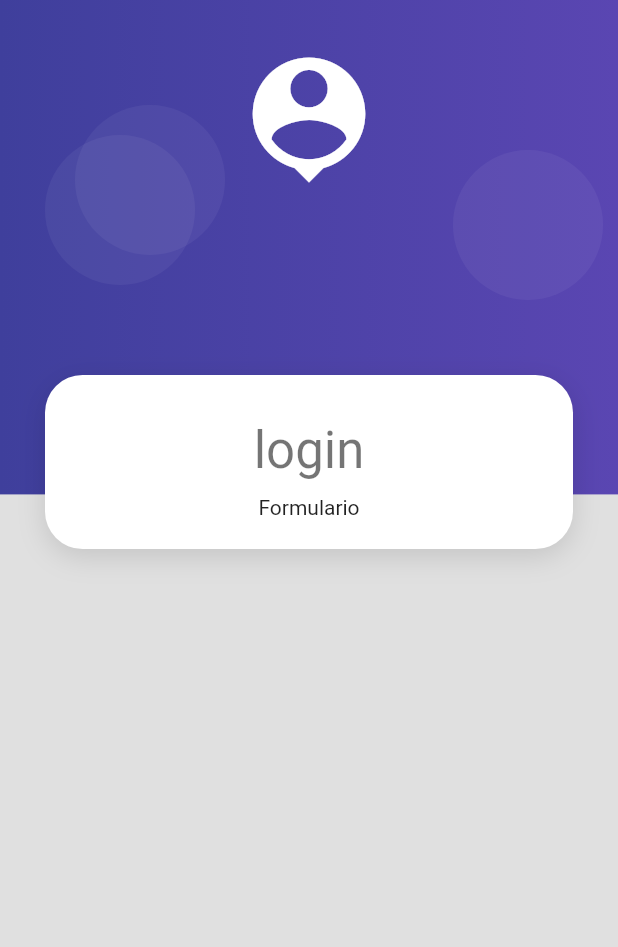
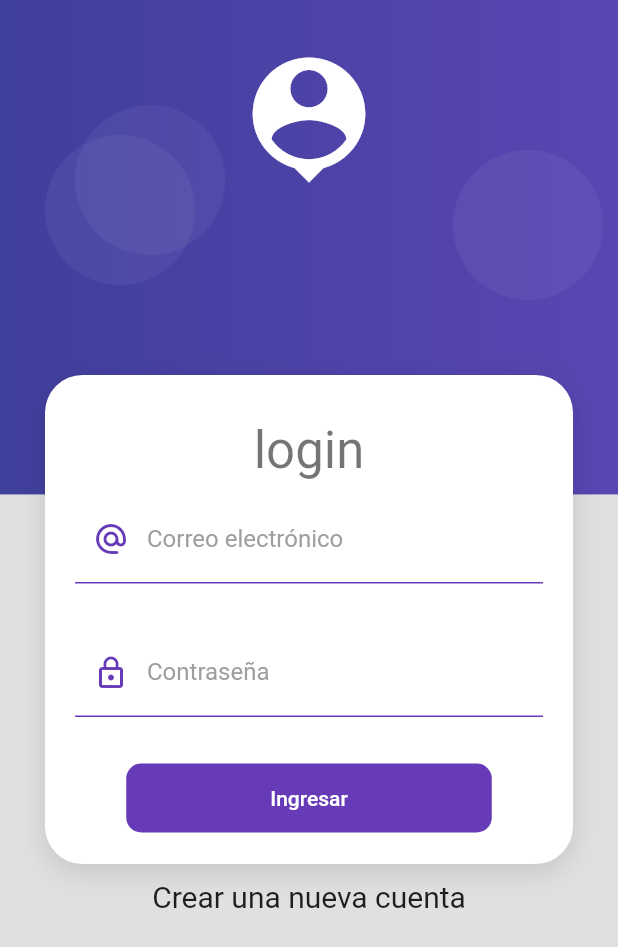
Before and after one commit to francocragnolini/products_app, a Flutter app: the screen it shows after launch, on a phone screen of 412 x 824 dp. Shown: the top 947 px of the screen. Run offline on Flutter 3.47's test engine with Material 2 defaults, Android fonts, the phone set to English and light mode, and no system bars.

Commit message:
validacion de formularios

```diff
--- /dev/null
+++ b/lib/providers/login_form_provider.dart
@@ -0,0 +1,31 @@
+import 'dart:developer';
+
+import 'package:flutter/cupertino.dart';
+
+class LoginFormProvider extends ChangeNotifier {
+  //? global key es una referencia a un widget especifico
+  //? a u vez el global key necesita un state
+  GlobalKey<FormState> formKey = GlobalKey<FormState>();
+
+  //? inputs a validar
+  String email = "";
+  String password = "";
+
+  //
+  bool _isLoading = false;
+
+  bool get isLoading {
+    return _isLoading;
+  }
+
+  set isLoading(bool value) {
+    _isLoading = value;
+    notifyListeners();
+  }
+
+  bool isValidForm() {
+    log("${formKey.currentState?.validate()}");
+    log('$email - $password');
+    return formKey.currentState?.validate() ?? false;
+  }
+}
--- a/lib/screens/login_screen.dart
+++ b/lib/screens/login_screen.dart
@@ -1,5 +1,9 @@
 import 'package:flutter/material.dart';
+import 'package:products_app/providers/login_form_provider.dart';
 import 'package:products_app/widgets/widgets.dart';
+import 'package:provider/provider.dart';
+
+import '../ui/input_decoration.dart';
 
 class LoginScreen extends StatelessWidget {
   const LoginScreen({super.key});
@@ -15,7 +19,8 @@ class LoginScreen extends StatelessWidget {
                 height: 250,
               ),
               CardContainer(
-                child: Column(children: [
+                child: Column(
+                  children: [
                     const SizedBox(
                       height: 10,
                     ),
@@ -26,9 +31,26 @@ class LoginScreen extends StatelessWidget {
                     const SizedBox(
                       height: 10,
                     ),
-                  const Text("Formulario")
-                ]),
-              )
+                    //! creando la instancia del LoginFormProvider
+                    //! para manejar el estado del formulario
+                    //! no lo inicializa en el main
+                    ChangeNotifierProvider(
+                      create: (context) => LoginFormProvider(),
+                      child: const _LoginForm(),
+                    ),
+                  ],
+                ),
+              ),
+              const SizedBox(
+                height: 10,
+              ),
+              const Text(
+                "Crear una nueva cuenta",
+                style: TextStyle(fontSize: 20),
+              ),
+              const SizedBox(
+                height: 50,
+              ),
             ],
           ),
         ),
@@ -36,3 +58,89 @@ class LoginScreen extends StatelessWidget {
     );
   }
 }
+
+class _LoginForm extends StatelessWidget {
+  const _LoginForm();
+
+  @override
+  Widget build(BuildContext context) {
+    final loginFormProvider = Provider.of<LoginFormProvider>(context);
+
+    return Container(
+      child: Form(
+        autovalidateMode: AutovalidateMode.onUserInteraction,
+        //todo: utilizar el global key para manejar el estado interno del formulario
+        key: loginFormProvider.formKey,
+        child: Column(
+          children: [
+            TextFormField(
+              autocorrect: false,
+              keyboardType: TextInputType.emailAddress,
+              decoration: InputDecorations.authInputDecoration(
+                  hintText: 'john.doe@gmail.com',
+                  labelText: 'Correo electrónico',
+                  prefixIcon: Icons.alternate_email_rounded),
+              onChanged: (value) => loginFormProvider.email = value,
+              validator: (value) {
+                String pattern =
+                    r'^(([^<>()[\]\\.,;:\s@\"]+(\.[^<>()[\]\\.,;:\s@\"]+)*)|(\".+\"))@((\[[0-9]{1,3}\.[0-9]{1,3}\.[0-9]{1,3}\.[0-9]{1,3}\])|(([a-zA-Z\-0-9]+\.)+[a-zA-Z]{2,}))$';
+                RegExp regExp = RegExp(pattern);
+
+                return regExp.hasMatch(value ?? '')
+                    ? null
+                    : 'El valor ingresado no luce como un correo';
+              },
+            ),
+            const SizedBox(height: 30),
+            TextFormField(
+              autocorrect: false,
+              obscureText: true,
+              keyboardType: TextInputType.emailAddress,
+              decoration: InputDecorations.authInputDecoration(
+                  hintText: '*****',
+                  labelText: 'Contraseña',
+                  prefixIcon: Icons.lock_outline),
+              onChanged: (value) => loginFormProvider.password = value,
+              validator: (value) {
+                return (value != null && value.length >= 6)
+                    ? null
+                    : 'La contraseña debe de ser de 6 caracteres';
+              },
+            ),
+            const SizedBox(height: 30),
+            MaterialButton(
+              shape: RoundedRectangleBorder(
+                  borderRadius: BorderRadius.circular(10)),
+              disabledColor: Colors.grey,
+              elevation: 0,
+              color: Colors.deepPurple,
+              onPressed: loginFormProvider.isLoading
+                  ? null
+                  : () async {
+                      FocusScope.of(context).unfocus();
+                      if (!loginFormProvider.isValidForm()) return;
+
+                      loginFormProvider.isLoading = true;
+
+                      Future.delayed(const Duration(milliseconds: 200));
+
+                      //todo: validar si el login es correcto backend
+                      loginFormProvider.isLoading = false;
+
+                      Navigator.pushReplacementNamed(context, "home_screen");
+                    },
+              child: Container(
+                padding:
+                    const EdgeInsets.symmetric(horizontal: 80, vertical: 15),
+                child: Text(
+                  loginFormProvider.isLoading ? "Espere" : "Ingresar",
+                  style: const TextStyle(color: Colors.white),
+                ),
+              ),
+            )
+          ],
+        ),
+      ),
+    );
+  }
+}
--- /dev/null
+++ b/lib/ui/input_decoration.dart
@@ -0,0 +1,21 @@
+import 'package:flutter/material.dart';
+
+class InputDecorations {
+  static InputDecoration authInputDecoration(
+      {required String hintText,
+      required String labelText,
+      IconData? prefixIcon}) {
+    return InputDecoration(
+        enabledBorder: const UnderlineInputBorder(
+          borderSide: BorderSide(color: Colors.deepPurple),
+        ),
+        focusedBorder: const UnderlineInputBorder(
+            borderSide: BorderSide(color: Colors.deepPurple, width: 2)),
+        hintText: hintText,
+        labelText: labelText,
+        labelStyle: const TextStyle(color: Colors.grey),
+        prefixIcon: prefixIcon != null
+            ? Icon(prefixIcon, color: Colors.deepPurple)
+            : null);
+  }
+}
```
Also changed, not shown: pubspec.yaml (+4 -12 lines), pubspec.lock. Lines whose indentation alone changed are shown as unchanged.
